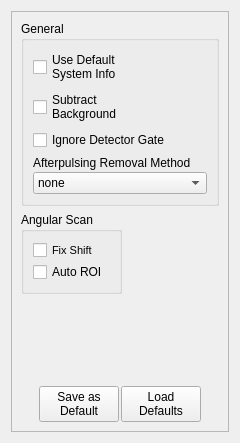
First picture: the form in gui/optionswindow.ui, repository Th3Tr00p3r/gSTED-sFCS, before the edit.
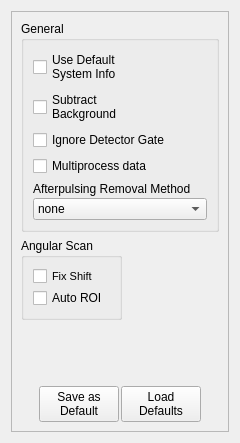
Second picture: the form after the edit.

Commit message: added optional multiprocessing feature for loading(file_dict)-processing(into raw data)-dumping(to disk, for memory mapping) scheme of '_process_all_data' method. Sadly, the speedup is only about 20% for a 2 Gb measurement, but probably better for even bigger measurements (need to test).

```diff
--- a/gui/optionswindow.ui
+++ b/gui/optionswindow.ui
@@ -58,6 +58,16 @@
            </property>
           </widget>
          </item>
+         <item>
+          <widget class="QCheckBox" name="useMultiProcessing">
+           <property name="toolTip">
+            <string>Use default system info instead of that saved in the file</string>
+           </property>
+           <property name="text">
+            <string>Multiprocess data</string>
+           </property>
+          </widget>
+         </item>
          <item>
           <layout class="QVBoxLayout" name="verticalLayout_4">
            <property name="spacing">
```
The commit also changes 11 other files.
